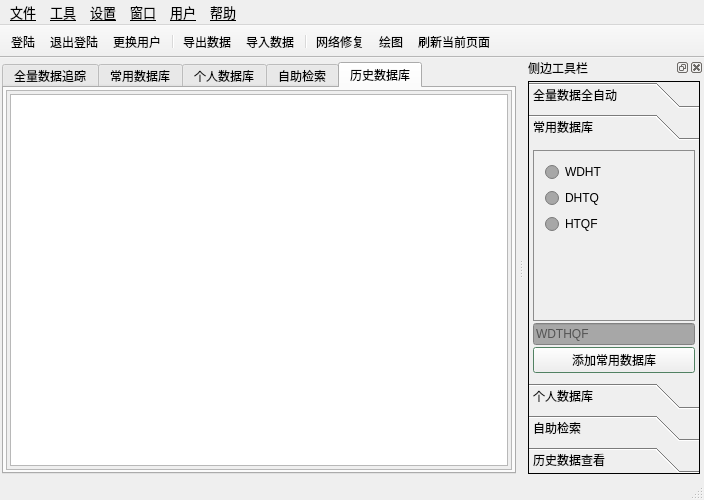
Before: the Qt Designer form superStockAnalysis/mainwindow.ui in PorterLi/dfcf, drawn with Qt 5.
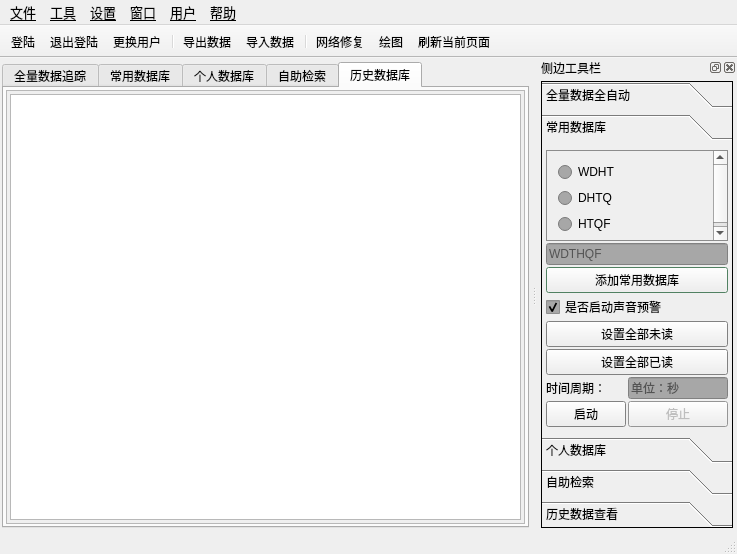
After: the same form once the commit is applied. The open tabs and pages were chosen to show the change. Icons and pictures are not drawn.

```diff
--- a/superStockAnalysis/mainwindow.ui
+++ b/superStockAnalysis/mainwindow.ui
@@ -6,8 +6,8 @@
    <rect>
     <x>0</x>
     <y>0</y>
-    <width>704</width>
-    <height>500</height>
+    <width>737</width>
+    <height>554</height>
    </rect>
   </property>
   <property name="minimumSize">
@@ -337,8 +337,8 @@
             <rect>
              <x>0</x>
              <y>0</y>
-             <width>487</width>
-             <height>380</height>
+             <width>540</width>
+             <height>430</height>
             </rect>
            </property>
            <layout class="QVBoxLayout" name="verticalLayout_12">
@@ -375,8 +375,8 @@
     <rect>
      <x>0</x>
      <y>0</y>
-     <width>704</width>
-     <height>23</height>
+     <width>737</width>
+     <height>25</height>
     </rect>
    </property>
    <property name="minimumSize">
@@ -756,7 +756,7 @@
           <x>0</x>
           <y>0</y>
           <width>170</width>
-          <height>241</height>
+          <height>291</height>
          </rect>
         </property>
         <attribute name="icon">
@@ -766,8 +766,11 @@
         <attribute name="label">
          <string>常用数据库</string>
         </attribute>
-        <layout class="QVBoxLayout" name="verticalLayout_6">
-         <property name="spacing">
+        <layout class="QFormLayout" name="formLayout_5">
+         <property name="horizontalSpacing">
+          <number>2</number>
+         </property>
+         <property name="verticalSpacing">
           <number>2</number>
          </property>
          <property name="leftMargin">
@@ -782,7 +785,7 @@
          <property name="bottomMargin">
           <number>4</number>
          </property>
-         <item>
+         <item row="0" column="0" colspan="2">
           <widget class="QScrollArea" name="scrollArea">
            <property name="widgetResizable">
             <bool>true</bool>
@@ -793,7 +796,7 @@
               <x>0</x>
               <y>0</y>
               <width>160</width>
-              <height>184</height>
+              <height>78</height>
              </rect>
             </property>
             <layout class="QFormLayout" name="formLayout_2">
@@ -822,7 +825,7 @@
            </widget>
           </widget>
          </item>
-         <item>
+         <item row="1" column="0" colspan="2">
           <widget class="QLineEdit" name="lineEditAddCondition">
            <property name="text">
             <string/>
@@ -832,7 +835,7 @@
            </property>
           </widget>
          </item>
-         <item>
+         <item row="2" column="0" colspan="2">
           <widget class="QPushButton" name="pushButton">
            <property name="palette">
             <palette>
@@ -903,6 +906,67 @@
            </property>
           </widget>
          </item>
+         <item row="4" column="0" colspan="2">
+          <widget class="QPushButton" name="pushButton_5">
+           <property name="text">
+            <string>设置全部未读</string>
+           </property>
+          </widget>
+         </item>
+         <item row="5" column="0" colspan="2">
+          <widget class="QPushButton" name="pushButton_6">
+           <property name="text">
+            <string>设置全部已读</string>
+           </property>
+          </widget>
+         </item>
+         <item row="8" column="0">
+          <widget class="QLabel" name="label_3">
+           <property name="text">
+            <string>时间周期：</string>
+           </property>
+          </widget>
+         </item>
+         <item row="12" column="0">
+          <widget class="QPushButton" name="pushButtonTab1Start">
+           <property name="text">
+            <string>启动</string>
+           </property>
+          </widget>
+         </item>
+         <item row="3" column="0" colspan="2">
+          <widget class="QCheckBox" name="checkBox">
+           <property name="text">
+            <string>是否启动声音预警</string>
+           </property>
+           <property name="checked">
+            <bool>true</bool>
+           </property>
+          </widget>
+         </item>
+         <item row="12" column="1">
+          <widget class="QPushButton" name="pushButton_8">
+           <property name="enabled">
+            <bool>false</bool>
+           </property>
+           <property name="text">
+            <string>停止</string>
+           </property>
+          </widget>
+         </item>
+         <item row="8" column="1">
+          <widget class="QLineEdit" name="lineEditTab1Time">
+           <property name="minimumSize">
+            <size>
+             <width>60</width>
+             <height>0</height>
+            </size>
+           </property>
+           <property name="placeholderText">
+            <string>单位：秒</string>
+           </property>
+          </widget>
+         </item>
         </layout>
        </widget>
        <widget class="QWidget" name="page_3">
```
Left out of the diff: 36 changed lines with no effect on the pictures.
